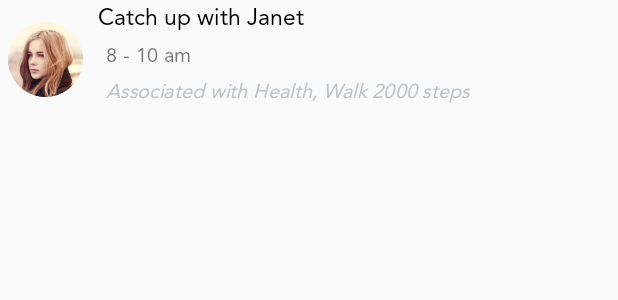
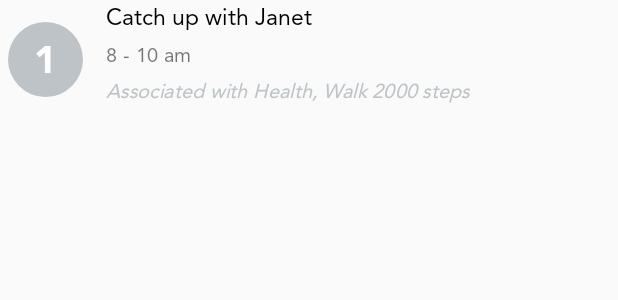
Before and after one commit to professional-lalit/EnLife, an Android app: the layout item_event_list_layout.xml on its own in the app's theme, with its tools: preview values and no code run, on a phone screen of 412 x 824 dp. Shown: the top 300 px of the screen. Run offline under Robolectric (Android 15) with nearby library versions, the phone set to English and light mode, and no system bars.

Commit message:
- goal events completed

```diff
--- a/app/src/main/java/com/enlife/app/database/operators/EventDataOperator.java
+++ b/app/src/main/java/com/enlife/app/database/operators/EventDataOperator.java
@@ -47,6 +47,8 @@ public class EventDataOperator extends DatabaseOperator<Event> {
         values.put(EventContract.EventEntry.COLUMN_EVENT_TO_TIME, event.getToTime());
         values.put(EventContract.EventEntry.COLUMN_EVENT_IMAGE_PATH, event.getImagePath());
         values.put(EventContract.EventEntry.COLUMN_EVENT_DATE, event.getDate());
+        values.put(EventContract.EventEntry.COLUMN_EVENT_GOAL_ID, event.getGoalId());
+        values.put(EventContract.EventEntry.COLUMN_EVENT_MILESTONE_ID, event.getMilestoneId());
         return databaseHelper.getWritableDatabase().insert(EventContract.EventEntry.TABLE_NAME, null, values);
     }
 
--- a/app/src/main/java/com/enlife/app/database/operators/MilestoneDataOperator.java
+++ b/app/src/main/java/com/enlife/app/database/operators/MilestoneDataOperator.java
@@ -23,6 +23,7 @@ public class MilestoneDataOperator extends DatabaseOperator<Milestone> {
         values.put(MilestoneContract.MilestoneEntry.COLUMN_MILESTONE_DESCRIPTION, data.getDescription());
         values.put(MilestoneContract.MilestoneEntry.COLUMN_MILESTONE_FROM_DATE, data.getFromDate());
         values.put(MilestoneContract.MilestoneEntry.COLUMN_MILESTONE_TO_DATE, data.getToDate());
+        values.put(MilestoneContract.MilestoneEntry.COLUMN_MILESTONE_GOAL_ID, data.getGoalId());
         return databaseHelper.getWritableDatabase().insert(MilestoneContract.MilestoneEntry.TABLE_NAME, null, values);
     }
 
--- a/app/src/main/java/com/enlife/app/database/tables/MilestoneContract.java
+++ b/app/src/main/java/com/enlife/app/database/tables/MilestoneContract.java
@@ -13,7 +13,8 @@ public class MilestoneContract {
                 MilestoneEntry.COLUMN_MILESTONE_TITLE + " TEXT," +
                 MilestoneEntry.COLUMN_MILESTONE_DESCRIPTION + " TEXT," +
                 MilestoneEntry.COLUMN_MILESTONE_FROM_DATE + " VARCHAR(20)," +
-                MilestoneEntry.COLUMN_MILESTONE_TO_DATE + " VARCHAR(20))";
+                MilestoneEntry.COLUMN_MILESTONE_TO_DATE + " VARCHAR(20),"+
+                MilestoneEntry.COLUMN_MILESTONE_GOAL_ID + " INTEGER NOT NULL)";
     }
 
     public static class MilestoneEntry implements BaseColumns {
--- a/app/src/main/java/com/enlife/app/di/components/DailyScheduleComponent.java
+++ b/app/src/main/java/com/enlife/app/di/components/DailyScheduleComponent.java
@@ -1,13 +1,13 @@
 package com.enlife.app.di.components;
 
-import com.enlife.app.screens.main.fragments.schedule.DailyScheduleFragment;
+import com.enlife.app.screens.main.fragments.schedule.DailyScheduleDialog;
 
 import dagger.Subcomponent;
 
 @Subcomponent
 public interface DailyScheduleComponent {
 
-    void inject(DailyScheduleFragment dailyScheduleFragment);
+    void inject(DailyScheduleDialog dailyScheduleDialog);
 
     @Subcomponent.Builder
     interface Builder {
--- a/app/src/main/java/com/enlife/app/screens/main/dialog/EventsBottomDialog.java
+++ b/app/src/main/java/com/enlife/app/screens/main/dialog/EventsBottomDialog.java
@@ -36,7 +36,6 @@ public class EventsBottomDialog extends BottomSheetDialogFragment implements Eve
     private ImageView imgAddEvent;
 
     private Date date;
-
     private AddEventBottomDialog.EventAddedCallback eventAddedCallback;
 
     @Inject
--- a/app/src/main/java/com/enlife/app/screens/main/fragments/schedule/DailyScheduleContract.java
+++ b/app/src/main/java/com/enlife/app/screens/main/fragments/schedule/DailyScheduleContract.java
@@ -1,5 +1,6 @@
 package com.enlife.app.screens.main.fragments.schedule;
 
+import com.enlife.app.database.models.Event;
 import com.enlife.app.database.models.GoalEvent;
 
 import java.util.Date;
@@ -8,9 +9,11 @@ import java.util.List;
 public interface DailyScheduleContract {
     public interface ViewContract {
         void onEventsLoaded(List<GoalEvent> goalEvents);
+        void onEventSaved(Event event);
     }
 
     public interface PresenterContract {
         void loadEvents(Date date);
+        void saveEvent(Event event);
     }
 }
--- /dev/null
+++ b/app/src/main/res/drawable/circle_black_bg.xml
@@ -0,0 +1,10 @@
+<?xml version="1.0" encoding="utf-8"?>
+<shape xmlns:android="http://schemas.android.com/apk/res/android"
+    android:shape="oval">
+
+    <solid android:color="@color/greyText" />
+
+    <size
+        android:width="120dp"
+        android:height="120dp" />
+</shape>
--- a/app/src/main/res/layout/item_event_list_layout.xml
+++ b/app/src/main/res/layout/item_event_list_layout.xml
@@ -6,23 +6,32 @@
     android:layout_height="wrap_content"
     android:padding="@dimen/dimen_size_5">
 
-    <ImageView
-        android:id="@+id/img_event"
+    <TextView
+        android:id="@+id/txt_event_index"
         android:layout_width="@dimen/dimen_size_50"
         android:layout_height="@dimen/dimen_size_50"
+        android:background="@drawable/circle_black_bg"
+        android:fontFamily="@font/avenir_bold"
+        android:gravity="center"
+        android:maxLength="2"
         android:src="@drawable/avatar"
+        android:textColor="@color/white"
+        android:textSize="@dimen/text_size_25"
+        android:textStyle="bold"
         app:layout_constraintBottom_toBottomOf="parent"
         app:layout_constraintStart_toStartOf="parent"
-        app:layout_constraintTop_toTopOf="parent" />
+        app:layout_constraintTop_toTopOf="parent"
+        tools:text="1" />
 
     <TextView
         android:id="@+id/txt_event_title"
         style="@style/BasicText"
-        android:layout_marginStart="@dimen/dimen_size_10"
+        android:layout_marginStart="@dimen/dimen_size_15"
         android:includeFontPadding="false"
         android:padding="0dp"
         android:textColor="@color/black"
-        app:layout_constraintStart_toEndOf="@+id/img_event"
+        android:textSize="@dimen/text_size_15"
+        app:layout_constraintStart_toEndOf="@+id/txt_event_index"
         app:layout_constraintTop_toTopOf="parent"
         tools:text="Catch up with Janet" />
 
@@ -32,8 +41,9 @@
         android:layout_marginStart="@dimen/dimen_size_10"
         android:layout_marginTop="@dimen/dimen_size_5"
         android:includeFontPadding="false"
+        android:textAllCaps="false"
         android:textSize="@dimen/text_size_13"
-        app:layout_constraintStart_toEndOf="@+id/img_event"
+        app:layout_constraintStart_toEndOf="@+id/txt_event_index"
         app:layout_constraintTop_toBottomOf="@+id/txt_event_title"
         tools:text="8 - 10 am" />
 
@@ -45,7 +55,7 @@
         android:textColor="@color/greyText"
         android:textSize="@dimen/text_size_13"
         android:textStyle="italic"
-        app:layout_constraintStart_toEndOf="@+id/img_event"
+        app:layout_constraintStart_toEndOf="@+id/txt_event_index"
         app:layout_constraintTop_toBottomOf="@+id/txt_event_time"
         tools:text="Associated with Health, Walk 2000 steps" />
 
--- a/app/src/main/res/values/dimens.xml
+++ b/app/src/main/res/values/dimens.xml
@@ -54,5 +54,6 @@
     <dimen name="dimen_size_280">280dp</dimen>
     <dimen name="dimen_size_0">0dp</dimen>
     <dimen name="dimen_size_12">12dp</dimen>
+    <dimen name="dimen_size_13">13dp</dimen>
 
 </resources>
--- a/app/src/main/res/values/strings.xml
+++ b/app/src/main/res/values/strings.xml
@@ -50,7 +50,7 @@
     <string name="weekly">Weekly</string>
     <string name="custom">Custom</string>
     <string name="goal_type">Goal Type</string>
-    <string name="daily_schedule">Daily schedule to achieve goal</string>
+    <string name="daily_schedule_to_goal">Daily schedule to achieve goal</string>
     <string name="add_task">Add Task</string>
     <string name="add_milestone">Add Milestone</string>
     <string name="enter_title">Enter title</string>
@@ -68,4 +68,5 @@
     <string name="save_goal">Save Goal</string>
     <string name="events">Events</string>
     <string name="plz_add_milestones">Please add milestones</string>
+    <string name="daily_schedule">Daily Schedule</string>
 </resources>
```
Also changed, not shown: app/src/main/java/com/enlife/app/database/operators/GoalEventDataOperator.java (+5 -4 lines), app/src/main/java/com/enlife/app/di/modules/PresenterModule.java (+5 -2 lines), app/src/main/java/com/enlife/app/screens/main/fragments/home/HomeFragment.java (+4 -8 lines), app/src/main/java/com/enlife/app/screens/main/fragments/schedule/DailyScheduleDialog.java (added, +142 -0 lines), app/src/main/java/com/enlife/app/screens/main/fragments/schedule/DailyScheduleFragment.java (deleted, +0 -76 lines), app/src/main/java/com/enlife/app/screens/main/fragments/schedule/DailySchedulePresenter.java (+13 -1 lines), app/src/main/java/com/enlife/app/screens/main/fragments/schedule/GoalEventAdapter.java (added, +42 -0 lines), app/src/main/java/com/enlife/app/screens/main/fragments/schedule/GoalEventViewHolder.java (added, +53 -0 lines), app/src/main/res/layout/fragment_daily_schedule.xml (+13 -6 lines), app/src/main/res/layout/toolbar_common.xml (+8 -6 lines).
